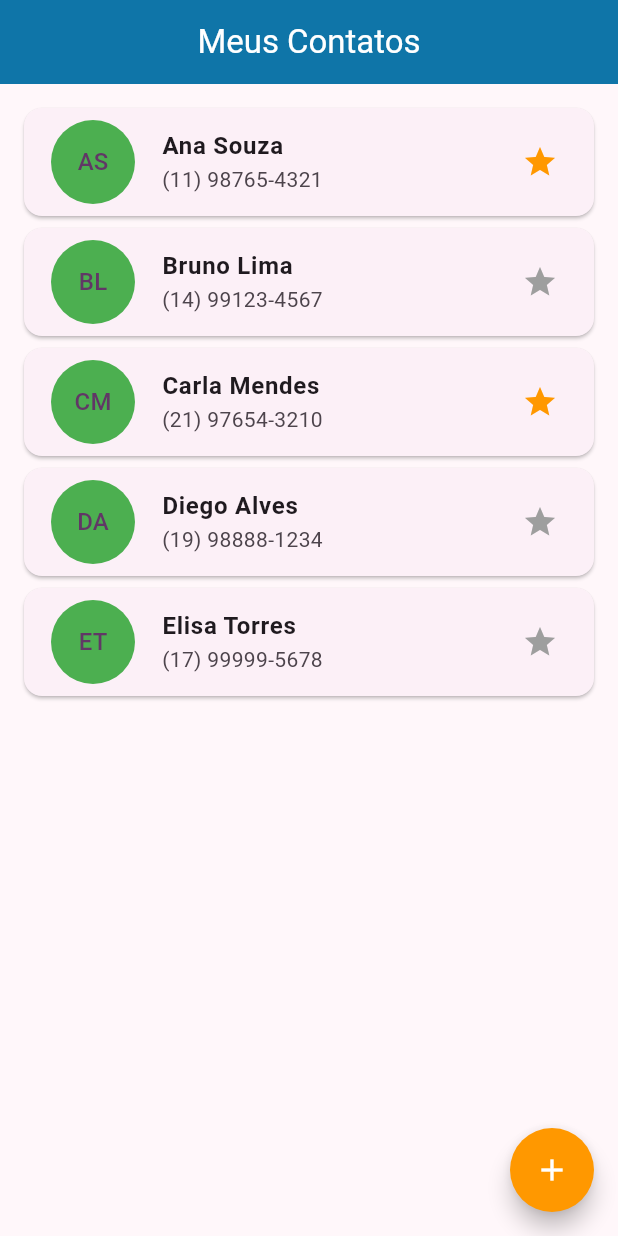
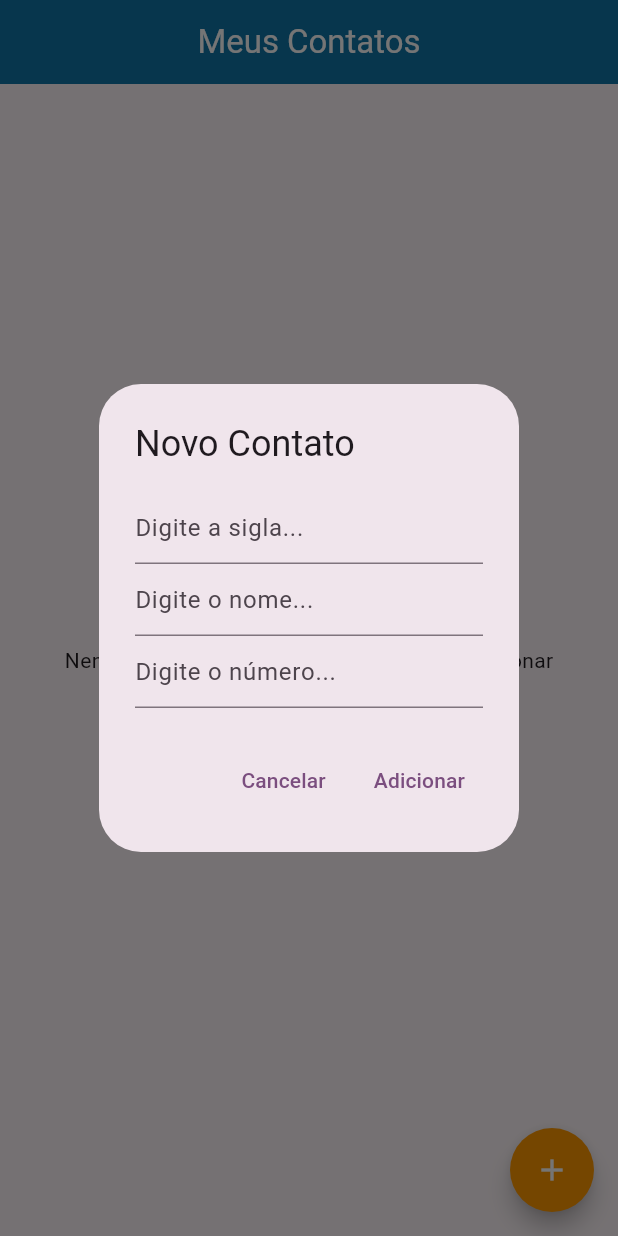
Before and after one commit to JoshuaMViudes/flutter-app-lista-contato, a Flutter app: the screen it shows after launch, after a tap on the "add" icon, on a phone screen of 412 x 824 dp. Run offline on Flutter 3.47's test engine with Material 3 defaults, Android fonts, the light colour scheme and no system bars; our stand-ins replace sqflite; accounts and stored records are empty.

Commit message:
adicionar contato

```diff
--- a/lib/database_helper.dart
+++ b/lib/database_helper.dart
@@ -4,6 +4,7 @@ import 'package:sqflite/sqflite.dart';
 class DatabaseHelper {
   static Database? _db;
 
+  //Abre(ou cria, se não existe) o arquivo banco de dados
   static Future<Database> abrirBanco() async {
     final caminho = join(await getDatabasesPath(), 'contatos.db');
 
@@ -24,9 +25,31 @@ class DatabaseHelper {
     );
   }
 
+  // Getter que devolve o banco de dados já aberto, ou abre se ainda não existe
   static Future<Database> get database async {
     _db ??= await abrirBanco();
 
     return _db!;
   }
+
+  // READ: Buscar todos as contatos salvos no banco
+  static Future<List<Map<String, dynamic>>> buscarContatos() async {
+    final db = await DatabaseHelper.database;
+    return db.query('contatos'); //SELECT * FROM contatos
+  }
+
+  //CREATE: Inserir um novo contato no banco de dados
+  static Future<void> inserirContato(
+    String inicial,
+    String nome,
+    String numero,
+  ) async {
+    final db = await DatabaseHelper.database;
+    await db.insert('contatos', {
+      'inicial': inicial,
+      'nome': nome,
+      'numero': numero,
+      'situacao': 0,
+    });
+  }
 }
--- a/lib/lista_contatos_page.dart
+++ b/lib/lista_contatos_page.dart
@@ -1,55 +1,107 @@
+import 'package:app_listacontatos/database_helper.dart';
 import 'package:flutter/material.dart';
 
-class ListaContatosPage extends StatelessWidget {
+class ListaContatosPage extends StatefulWidget {
   const ListaContatosPage({super.key});
 
   @override
+  State<ListaContatosPage> createState() => _ListaContatosPageState();
+}
+
+class _ListaContatosPageState extends State<ListaContatosPage> {
+  List<Map<String, dynamic>> contatos = [];
+
+  @override
+  void initState() {
+    super.initState();
+    carregarContatos();
+  }
+
+  void carregarContatos() async {
+    final dados = await DatabaseHelper.buscarContatos();
+    setState(() {
+      contatos = dados;
+    });
+  }
+
+  void adicionarContato() {
+    final inicialContatoController = TextEditingController();
+    final nomeContatoController = TextEditingController();
+    final numeroContatoController = TextEditingController();
+
+    showDialog(
+      context: context,
+      builder: (context) {
+        return AlertDialog(
+          title: Text('Novo Contato'),
+          content: Column(
+            mainAxisSize: MainAxisSize.min,
+            children: [
+              TextField(
+                controller: inicialContatoController,
+                decoration: InputDecoration(hintText: 'Digite a sigla...'),
+              ),
+              TextField(
+                controller: nomeContatoController,
+                decoration: InputDecoration(hintText: 'Digite o nome...'),
+              ),
+              TextField(
+                controller: numeroContatoController,
+                decoration: InputDecoration(hintText: 'Digite o número...'),
+              ),
+            ],
+          ),
+          actions: [
+            TextButton(
+              onPressed: () {
+                //Função para fechar qualquer janela/tela
+                Navigator.pop(context);
+              },
+              child: Text('Cancelar'),
+            ),
+            TextButton(
+              onPressed: () async {
+                if (nomeContatoController.text.isNotEmpty &&
+                    numeroContatoController.text.isNotEmpty &&
+                    inicialContatoController.text.isNotEmpty) {
+                  await DatabaseHelper.inserirContato(
+                    inicialContatoController.text,
+                    nomeContatoController.text,
+                    numeroContatoController.text,
+                  );
+                  carregarContatos();
+
+                  if (!context.mounted) return;
+
+                  Navigator.pop(context);
+                }
+              },
+              child: Text('Adicionar'),
+            ),
+          ],
+        );
+      },
+    );
+  }
+
+  @override
   Widget build(BuildContext context) {
-    final List<Map<String, dynamic>> contatos = [
-      {
-        "inicial": "AS",
-        "nome": "Ana Souza",
-        "numero": "(11) 98765-4321",
-        "situacao": true,
-      },
-      {
-        "inicial": "BL",
-        "nome": "Bruno Lima",
-        "numero": "(14) 99123-4567",
-        "situacao": false,
-      },
-      {
-        "inicial": "CM",
-        "nome": "Carla Mendes",
-        "numero": "(21) 97654-3210",
-        "situacao": true,
-      },
-      {
-        "inicial": "DA",
-        "nome": "Diego Alves",
-        "numero": "(19) 98888-1234",
-        "situacao": false,
-      },
-      {
-        "inicial": "ET",
-        "nome": "Elisa Torres",
-        "numero": "(17) 99999-5678",
-        "situacao": false,
-      },
-    ];
-
     return Scaffold(
       appBar: AppBar(
         title: const Text("Meus Contatos"),
         centerTitle: true,
         backgroundColor: const Color.fromARGB(255, 15, 117, 168),
       ),
-      body: ListView.builder(
+      body: contatos.isEmpty
+          ? Center(
+              child: Text('Nenhum contato ainda. Toque em + para adicionar'),
+            )
+          : ListView.builder(
               padding: EdgeInsets.all(12),
               itemCount: contatos.length,
               itemBuilder: (context, index) {
                 final contato = contatos[index];
-          final bool situacao = contato['situacao'];
+                final bool situacao = contato['situacao'] == 1;
 
                 return Card(
                   child: ListTile(
@@ -72,7 +124,7 @@ class ListaContatosPage extends StatelessWidget {
               },
             ),
       floatingActionButton: FloatingActionButton(
-        onPressed: () {},
+        onPressed: () => adicionarContato(),
         backgroundColor: Colors.orange,
         foregroundColor: Colors.white,
         shape: CircleBorder(),
```
Lines whose indentation alone changed are shown as unchanged.
